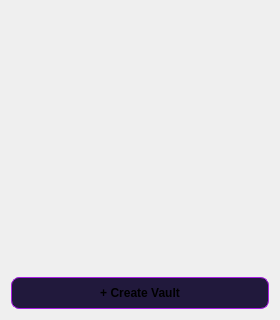
Before: the Qt Designer form src/sideBar/vaultselection.ui in Keypr-org/qt_client, drawn with Qt 5; both pictures show x 0 to 280 and y 264 to 584 of the 280 by 584 pixel window.
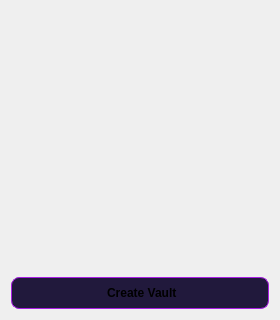
After: the same form once the commit is applied. Icons and pictures are not drawn. Custom widgets are drawn as their Qt base class.

Commit message: [Fix]: Update icon color for the button create vault

```diff
--- a/src/sideBar/vaultselection.ui
+++ b/src/sideBar/vaultselection.ui
@@ -181,7 +181,17 @@
 }</string>
      </property>
      <property name="text">
-      <string>+ Create Vault</string>
+      <string> Create Vault</string>
+     </property>
+     <property name="icon">
+      <iconset resource="../../resources.qrc">
+       <normaloff>:/icons/icons/icon-plus.png</normaloff>:/icons/icons/icon-plus.png</iconset>
+     </property>
+     <property name="iconSize">
+      <size>
+       <width>14</width>
+       <height>14</height>
+      </size>
      </property>
     </widget>
    </item>
```
The commit also changes 3 other files.
